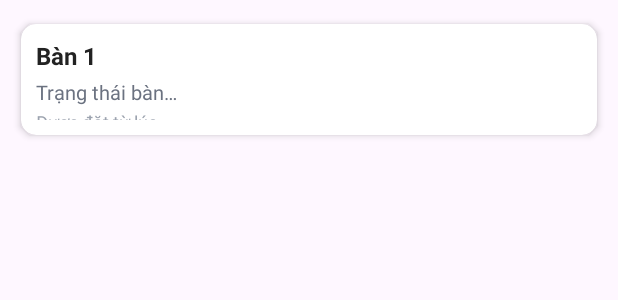
After one commit to tuanlong301/ThucTapN1, an Android app: the layout item_table.xml on its own in the app's theme, with its tools: preview values and no code run, on a phone screen of 412 x 824 dp. The commit adds this screen. Shown: the top 300 px of the screen. Run offline under Robolectric (Android 15) with nearby library versions, the light colour scheme and no system bars.

```diff
--- /dev/null
+++ b/app/src/main/res/layout/item_table.xml
@@ -0,0 +1,47 @@
+<?xml version="1.0" encoding="utf-8"?>
+<androidx.cardview.widget.CardView xmlns:android="http://schemas.android.com/apk/res/android"
+    xmlns:app="http://schemas.android.com/apk/res-auto"
+    android:layout_width="match_parent"
+    android:layout_height="90dp"
+    android:layout_margin="8dp"
+    app:cardCornerRadius="10dp"
+    app:cardUseCompatPadding="true"
+    app:cardElevation="3dp">
+
+    <LinearLayout
+        android:layout_width="match_parent"
+        android:layout_height="match_parent"
+        android:orientation="vertical"
+        android:padding="10dp">
+
+        <!-- Dòng 1: Bàn số -->
+        <TextView
+            android:id="@+id/tvTableName"
+            android:layout_width="match_parent"
+            android:layout_height="wrap_content"
+            android:text="Bàn 1"
+            android:textStyle="bold"
+            android:textColor="#222222"
+            android:textSize="16sp" />
+
+        <!-- Dòng 2: Trạng thái -->
+        <TextView
+            android:id="@+id/tvTableStatus"
+            android:layout_width="match_parent"
+            android:layout_height="wrap_content"
+            android:text="Trạng thái bàn…"
+            android:textColor="#6B7280"
+            android:textSize="13sp"
+            android:layout_marginTop="4dp" />
+
+        <!-- Dòng 3: ghi chú phụ (thời gian, gọi NV, …) -->
+        <TextView
+            android:id="@+id/tvTableSub"
+            android:layout_width="match_parent"
+            android:layout_height="wrap_content"
+            android:text="Được đặt từ lúc…"
+            android:textColor="#9CA3AF"
+            android:textSize="12sp"
+            android:layout_marginTop="2dp" />
+    </LinearLayout>
+</androidx.cardview.widget.CardView>
```
Also changed, not shown: app/src/main/java/com/example/appbanhang/TableAdapter.java (added, +63 -0 lines), app/src/main/java/com/example/appbanhang/TablesFragment.java (+122 -25 lines).
